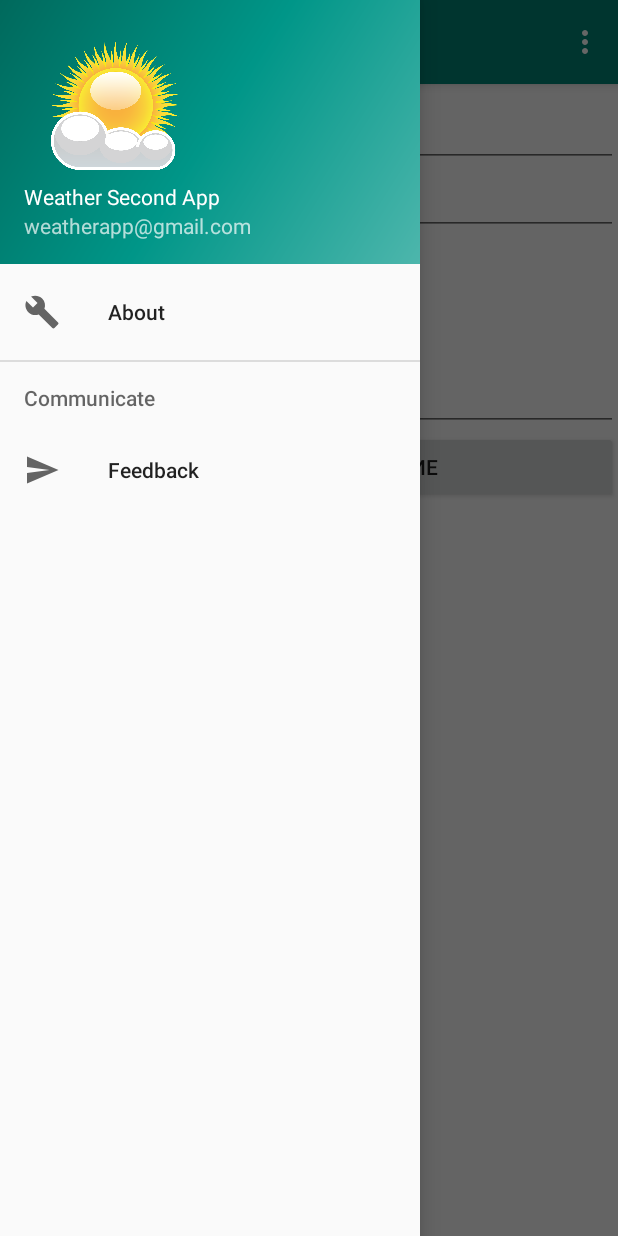
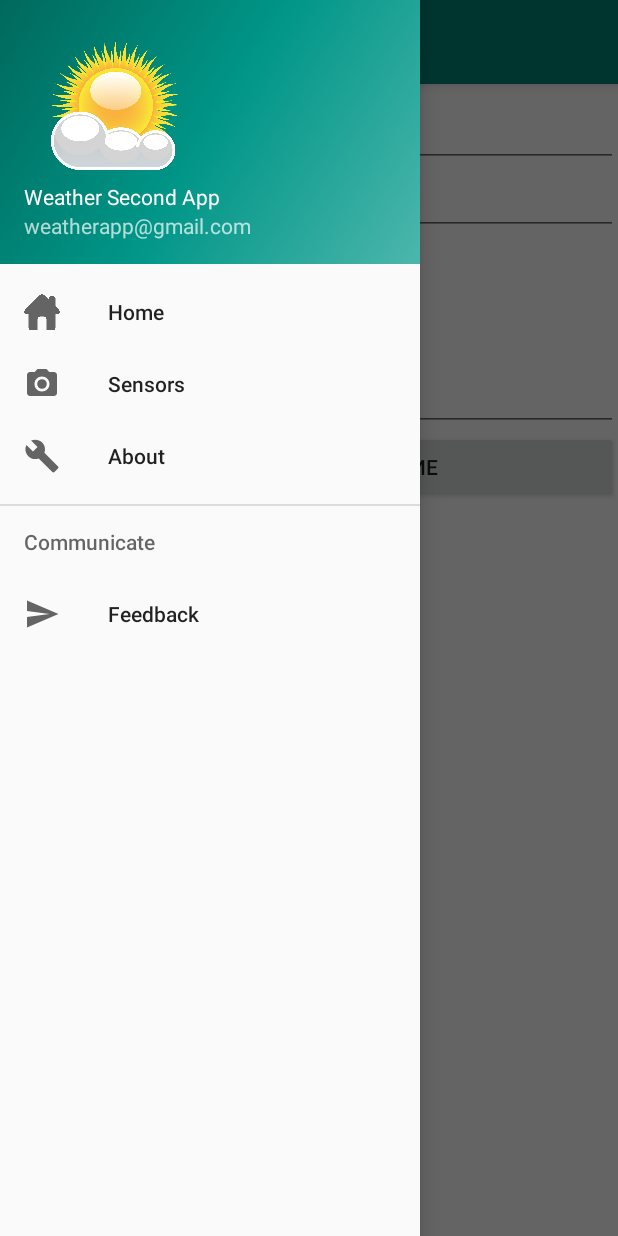
Before and after one commit to oksanashch/WeatherSecond, an Android app: the fragment FeedbackFragment placed in its activity, with the side drawer open, on a phone screen of 412 x 824 dp. Run offline under Robolectric (Android 15) with nearby library versions, the phone set to English and light mode, and no system bars.

Commit message:
Исправила ошибки Добавила ДЗ_2 (датчики температуры и влажности)

```diff
--- a/app/build.gradle
+++ b/app/build.gradle
@@ -26,7 +26,9 @@ dependencies {
     implementation 'androidx.constraintlayout:constraintlayout:1.1.3'
     implementation 'com.google.code.gson:gson:2.8.5'
     implementation 'androidx.legacy:legacy-support-v4:1.0.0'
+    implementation 'com.squareup.retrofit2:retrofit:2.6.1'
     testImplementation 'junit:junit:4.12'
     androidTestImplementation 'androidx.test:runner:1.2.0'
     androidTestImplementation 'androidx.test.espresso:espresso-core:3.2.0'
+
 }
--- a/app/src/main/java/com/example/weathersecond/CityPreference.java
+++ b/app/src/main/java/com/example/weathersecond/CityPreference.java
@@ -3,10 +3,10 @@ package com.example.weathersecond;
 import android.app.Activity;
 import android.content.SharedPreferences;
 
-public class CityPreference {
-    SharedPreferences prefs;
+class CityPreference {
+    private SharedPreferences prefs;
 
-    public CityPreference(Activity activity){
+    CityPreference(Activity activity){
         prefs = activity.getPreferences(Activity.MODE_PRIVATE);
     }
 
@@ -15,6 +15,6 @@ public class CityPreference {
     }
 
     void setCity(String city){
-        prefs.edit().putString("city", city).commit();
+        prefs.edit().putString("city", city).apply();
     }
 }
--- a/app/src/main/java/com/example/weathersecond/FeedbackFragment.java
+++ b/app/src/main/java/com/example/weathersecond/FeedbackFragment.java
@@ -1,53 +1,55 @@
 package com.example.weathersecond;
 
 
-
-import android.content.Context;
 import android.os.Bundle;
 
+import androidx.annotation.NonNull;
 import androidx.fragment.app.Fragment;
+
 import android.view.LayoutInflater;
+import android.view.Menu;
+import android.view.MenuItem;
 import android.view.View;
 import android.view.ViewGroup;
-import android.view.inputmethod.InputMethodManager;
 import android.widget.Button;
 import android.widget.EditText;
 import android.widget.Toast;
 
-import static android.content.Context.INPUT_METHOD_SERVICE;
-
 public class FeedbackFragment extends Fragment {
 
-    EditText nameField;
-    EditText emailField;
-    EditText feedbackField;
+    private EditText nameField;
+    private EditText emailField;
+    private EditText feedbackField;
 
     @Override
-    public View onCreateView(LayoutInflater inflater, ViewGroup container,
+    public View onCreateView(@NonNull LayoutInflater inflater, ViewGroup container,
                              Bundle savedInstanceState) {
         View rootView = inflater.inflate(R.layout.fragment_feedback, container, false);
         nameField = rootView.findViewById(R.id.EditTextName);
         emailField = rootView.findViewById(R.id.EditTextEmail);
-        feedbackField =rootView.findViewById(R.id.EditTextFeedbackBody);
+        feedbackField = rootView.findViewById(R.id.EditTextFeedbackBody);
         final Button button = rootView.findViewById(R.id.ButtonSendFeedback);
+        setHasOptionsMenu(true);
         button.setOnClickListener(new View.OnClickListener() {
             public void onClick(View v) {
-                sendFeedback(v);
+                sendFeedback();
             }
         });
         return rootView;
     }
 
-
-    public void sendFeedback(View v) {
+    private void sendFeedback() {
         Toast.makeText(getActivity(), "Сообщение отправлено", Toast.LENGTH_LONG).show();
         nameField.setText("");
         emailField.setText("");
         feedbackField.setText("");
     }
 
-
-
-
+    @Override
+    public void onPrepareOptionsMenu(Menu menu) {
+        MenuItem item=menu.findItem(R.id.change_city);
+        if(item!=null)
+            item.setVisible(false);
+    }
 
 }
--- a/app/src/main/java/com/example/weathersecond/WeatherFragment.java
+++ b/app/src/main/java/com/example/weathersecond/WeatherFragment.java
@@ -1,5 +1,6 @@
 package com.example.weathersecond;
 
+import android.annotation.SuppressLint;
 import android.os.Bundle;
 import android.os.Handler;
 import android.view.LayoutInflater;
@@ -7,13 +8,15 @@ import android.view.View;
 import android.view.ViewGroup;
 import android.widget.ImageView;
 import android.widget.TextView;
+import android.widget.Toast;
 
 import androidx.annotation.NonNull;
 import androidx.annotation.Nullable;
 import androidx.fragment.app.Fragment;
+
+import com.example.weathersecond.WeatherData.ErrorResponseWeather;
 import com.example.weathersecond.WeatherData.WeatherRequest;
 import com.google.gson.Gson;
-
 
 import java.io.BufferedReader;
 import java.io.IOException;
@@ -23,24 +26,27 @@ import java.net.ProtocolException;
 import java.net.URL;
 import java.text.DateFormat;
 import java.util.Date;
+import java.util.Objects;
 
 import javax.net.ssl.HttpsURLConnection;
+
+import static java.lang.String.format;
 
 public class WeatherFragment extends Fragment {
     private static final String WEATHER_URL =
             "https://api.openweathermap.org/data/2.5/weather?q=%s&units=metric&appid=ca0643207bc5ac6da08b6bf2cc93e560";
 
 
-    TextView cityField;
-    TextView updatedField;
-    TextView pressureField;
-    TextView humidityField;
-    TextView currentTemperatureField;
-    ImageView weatherIcon;
+    private TextView cityField;
+    private TextView updatedField;
+    private TextView pressureField;
+    private TextView humidityField;
+    private TextView currentTemperatureField;
+    private ImageView weatherIcon;
 
     Handler handler;
 
-    public WeatherFragment(){
+    public WeatherFragment() {
         handler = new Handler();
     }
 
@@ -57,20 +63,16 @@ public class WeatherFragment extends Fragment {
         return rootView;
     }
 
-
     @Override
     public void onViewCreated(@NonNull View view, @Nullable Bundle savedInstanceState) {
         super.onViewCreated(view, savedInstanceState);
-        updateWeatherData(new CityPreference(getActivity()).getCity());
+        updateWeatherData(new CityPreference(Objects.requireNonNull(getActivity())).getCity());
     }
-
-
-
 
     private void updateWeatherData(final String city) {
 
         try {
-            final URL url = new URL (String.format(WEATHER_URL, city));
+            final URL url = new URL(format(WEATHER_URL, city));
             final Handler handler = new Handler();
             new Thread(new Runnable() {
                 @Override
@@ -80,27 +82,37 @@ public class WeatherFragment extends Fragment {
                         urlConnection = (HttpsURLConnection) url.openConnection();
                         urlConnection.setRequestMethod("GET");
                         urlConnection.setReadTimeout(10000);
+                        if (urlConnection.getResponseCode() != 200) {
+                            getErrorWeatherRespond(urlConnection);
+                        } else {
                             BufferedReader in = new BufferedReader(new InputStreamReader(urlConnection.getInputStream()));
                             String result = getLines(in);
                             Gson gson = new Gson();
                             final WeatherRequest weatherRequest = gson.fromJson(result, WeatherRequest.class);
                             handler.post(new Runnable() {
+                                @SuppressLint("SetTextI18n")
                                 @Override
                                 public void run() {
                                     cityField.setText(weatherRequest.getName());
-                                currentTemperatureField.setText(String.format("%.2f C°",(float)weatherRequest.getMain().getTemp()));
-                                pressureField.setText(((Integer)weatherRequest.getMain().getPressure()).toString() + " hPa");
-                                humidityField.setText(((Integer)weatherRequest.getMain().getHumidity()).toString() +"%");
+                                    @SuppressLint("DefaultLocale") String temp = format("%.0f C°",
+                                            (double) weatherRequest.getMain().getTemp());
+                                    currentTemperatureField.setText(temp);
+                                    @SuppressLint("DefaultLocale") String press = format("%.0f hPa",
+                                            (double) weatherRequest.getMain().getPressure());
+                                    pressureField.setText(press);
+                                    @SuppressLint("DefaultLocale") String humid = format("%.0f",
+                                            (double) weatherRequest.getMain().getHumidity());
+                                    humidityField.setText(humid + "%");
                                     int actualId = weatherRequest.getWeather()[0].getId();
                                     long sunrise = weatherRequest.getSys().getSunrise() * 1000;
-                                long sunset =  weatherRequest.getSys().getSunset() * 1000;
-                                setWeatherIcon(actualId,sunrise,sunset);
+                                    long sunset = weatherRequest.getSys().getSunset() * 1000;
+                                    setWeatherIcon(actualId, sunrise, sunset);
                                     DateFormat df = DateFormat.getDateTimeInstance();
-                                String updatedOn = df.format(new Date((weatherRequest.getDt()*1000)));
+                                    String updatedOn = df.format(new Date((weatherRequest.getDt() * 1000)));
                                     updatedField.setText("Last update: " + updatedOn);
-
                                 }
                             });
+                        }
 
                     } catch (ProtocolException e) {
                         e.printStackTrace();
@@ -113,6 +125,24 @@ public class WeatherFragment extends Fragment {
         } catch (MalformedURLException e) {
             e.printStackTrace();
         }
+    }
+
+    private void getErrorWeatherRespond(HttpsURLConnection con) {
+        BufferedReader inErr = new BufferedReader(new InputStreamReader(con.getErrorStream()));
+        String resultErr = getLines(inErr);
+        Gson gson = new Gson();
+        final ErrorResponseWeather errorWeather = gson.fromJson(resultErr, ErrorResponseWeather.class);
+        handler.post(new Runnable() {
+            public void run() {
+                String msg = errorWeather.getMessage();
+                if (msg != null) {
+                    Toast.makeText(getActivity(), msg, Toast.LENGTH_LONG).show();
+                } else {
+                    Toast.makeText(getActivity(), "Error", Toast.LENGTH_LONG).show();
+                }
+            }
+        });
+
     }
 
     private String getLines(BufferedReader in) {
@@ -132,37 +162,41 @@ public class WeatherFragment extends Fragment {
 
     }
 
-
-
-    private void setWeatherIcon(int actualId, long sunrise, long sunset){
+    private void setWeatherIcon(int actualId, long sunrise, long sunset) {
         int id = actualId / 100;
 
-        if(actualId == 800){
+        if (actualId == 800) {
             long currentTime = new Date().getTime();
-            if(currentTime>=sunrise && currentTime<sunset) {
+            if (currentTime >= sunrise && currentTime < sunset) {
                 weatherIcon.setImageResource(R.drawable.sun);
             } else {
                 weatherIcon.setImageResource(R.drawable.sun_night);
             }
         } else {
-            switch(id) {
-                case 2 : weatherIcon.setImageResource(R.drawable.rainthunder);
+            switch (id) {
+                case 2:
+                    weatherIcon.setImageResource(R.drawable.rainthunder);
                     break;
-                case 3 : weatherIcon.setImageResource(R.drawable.sleet);
+                case 3:
+                    weatherIcon.setImageResource(R.drawable.sleet);
                     break;
-                case 7 : weatherIcon.setImageResource(R.drawable.fog);
+                case 7:
+                    weatherIcon.setImageResource(R.drawable.fog);
                     break;
-                case 8 : weatherIcon.setImageResource(R.drawable.cloud);
+                case 8:
+                    weatherIcon.setImageResource(R.drawable.cloud);
                     break;
-                case 6 : weatherIcon.setImageResource(R.drawable.snow);
+                case 6:
+                    weatherIcon.setImageResource(R.drawable.snow);
                     break;
-                case 5 : weatherIcon.setImageResource(R.drawable.rain);
+                case 5:
+                    weatherIcon.setImageResource(R.drawable.rain);
                     break;
             }
         }
     }
 
-    public void changeCity(String city){
+    public void changeCity(String city) {
         updateWeatherData(city);
     }
 
--- a/app/src/main/res/menu/activity_main_drawer.xml
+++ b/app/src/main/res/menu/activity_main_drawer.xml
@@ -4,6 +4,14 @@
     tools:showIn="navigation_view">
 
     <group android:checkableBehavior="single">
+        <item
+            android:id="@+id/nav_home"
+            android:icon="@drawable/home"
+            android:title="@string/menu_home" />
+        <item
+            android:id="@+id/nav_sensors"
+            android:icon="@drawable/ic_menu_camera"
+            android:title="@string/menu_sensors" />
         <item
             android:id="@+id/nav_tools"
             android:icon="@drawable/ic_menu_manage"
```
Also changed, not shown: app/src/main/java/com/example/weathersecond/AboutFragment.java (+11 -0 lines), app/src/main/java/com/example/weathersecond/SensorFragment.java (added, +115 -0 lines), app/src/main/java/com/example/weathersecond/WeatherActivity.java (+16 -4 lines), app/src/main/java/com/example/weathersecond/WeatherData/ErrorResponseWeather.java (added, +23 -0 lines), app/src/main/java/com/example/weathersecond/WeatherData/Main.java (+9 -9 lines), app/src/main/java/com/example/weathersecond/WeatherData/WeatherRequest.java (+18 -0 lines), app/src/main/java/com/example/weathersecond/WeatherData/Wind.java (+6 -6 lines), app/src/main/res/layout/content_main.xml (+4 -4 lines), app/src/main/res/layout/fragment_feedback.xml (+4 -4 lines), app/src/main/res/layout/fragment_sensor.xml (added, +79 -0 lines), app/src/main/res/values/strings.xml (+9 -3 lines), app/src/main/res/drawable/home.png (added), app/src/main/res/drawable/humid.png (added), app/src/main/res/drawable/thermometer.jpg (added). Lines whose indentation alone changed are shown as unchanged.
